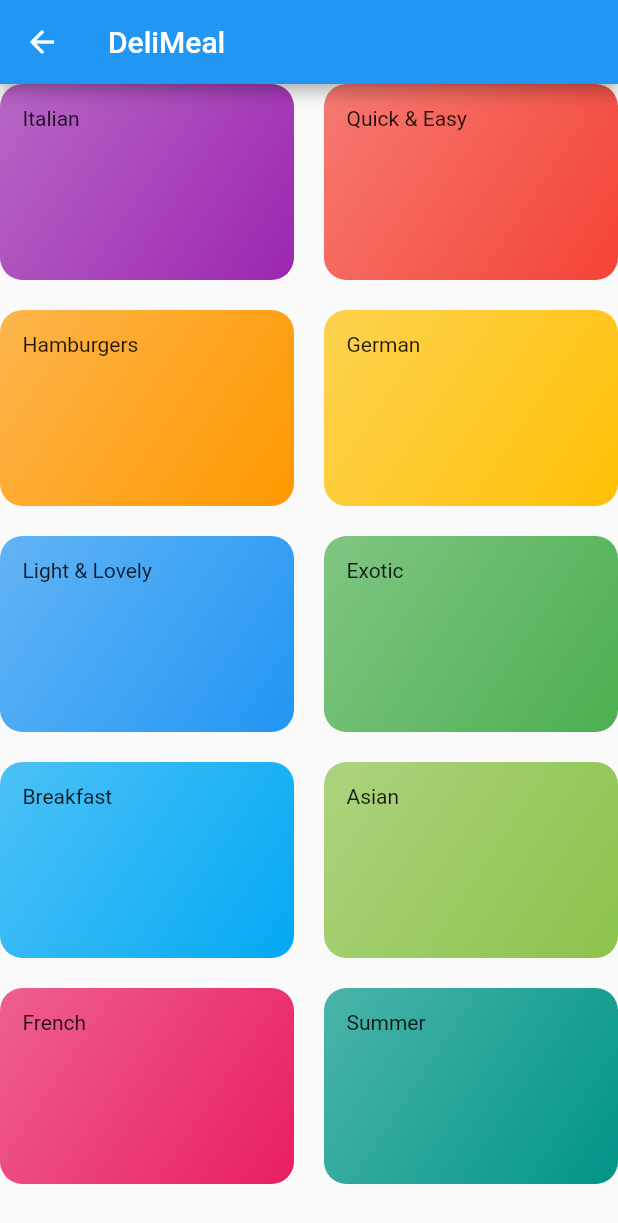
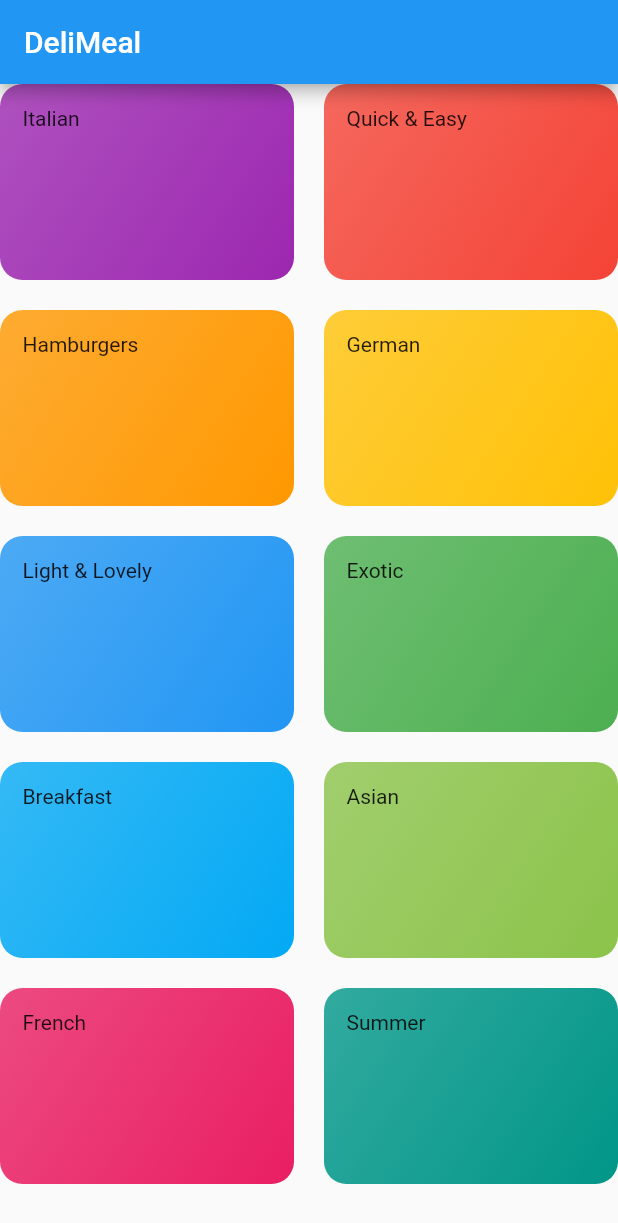
Before and after one commit to ghanayemomar/meals_app, a Flutter app: the CategoriesScreen screen opened directly, on a phone screen of 412 x 824 dp. Shown: the top 1223 px of the screen. Run offline on Flutter 3.47's test engine with Material 2 defaults, Android fonts, the phone set to English and light mode, and no system bars.

```diff
--- a/lib/category_item.dart
+++ b/lib/category_item.dart
@@ -15,7 +15,7 @@ class CategoryItem extends StatelessWidget {
       decoration: BoxDecoration(
         gradient: LinearGradient(
           colors: [
-            color.withOpacity(0.7),
+            color.withOpacity(0.8),
             color,
           ],
           begin: Alignment.topLeft,
```
Also changed, not shown: lib/main.dart (+2 -20 lines).
